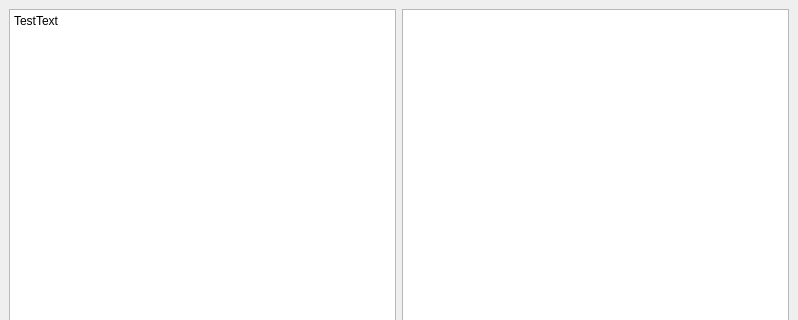
This is DiffFrontend/mainwindow.ui in TheStalkerDen/lisp-semantic-diff as Qt 5 draws it before an edit; both pictures show x 0 to 798 and y 0 to 320 of the 798 by 600 pixel window. The edited form follows.
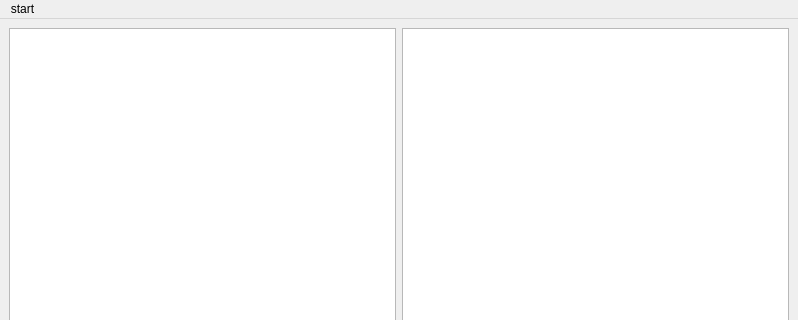
This is the edited form.

Commit message: Changed main window ui

The edit to the form file:
```diff
--- a/DiffFrontend/mainwindow.ui
+++ b/DiffFrontend/mainwindow.ui
@@ -24,7 +24,7 @@
        <bool>true</bool>
       </property>
       <property name="plainText">
-       <string>TestText</string>
+       <string/>
       </property>
       <property name="cursorWidth">
        <number>1</number>
@@ -51,6 +51,13 @@
      <height>20</height>
     </rect>
    </property>
+   <widget class="QMenu" name="menustart">
+    <property name="title">
+     <string>start</string>
+    </property>
+    <addaction name="actionloadFiles"/>
+   </widget>
+   <addaction name="menustart"/>
   </widget>
   <widget class="QStatusBar" name="statusbar"/>
  </widget>
```
Left out of the diff: 5 changed lines with no effect on the pictures.
